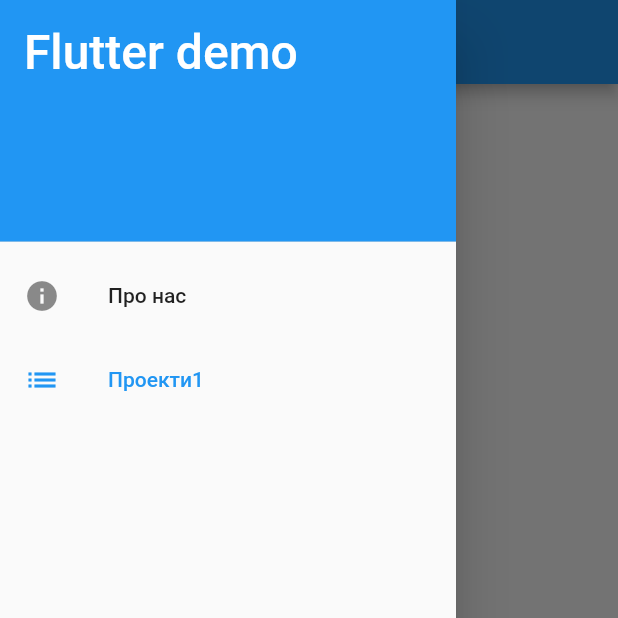
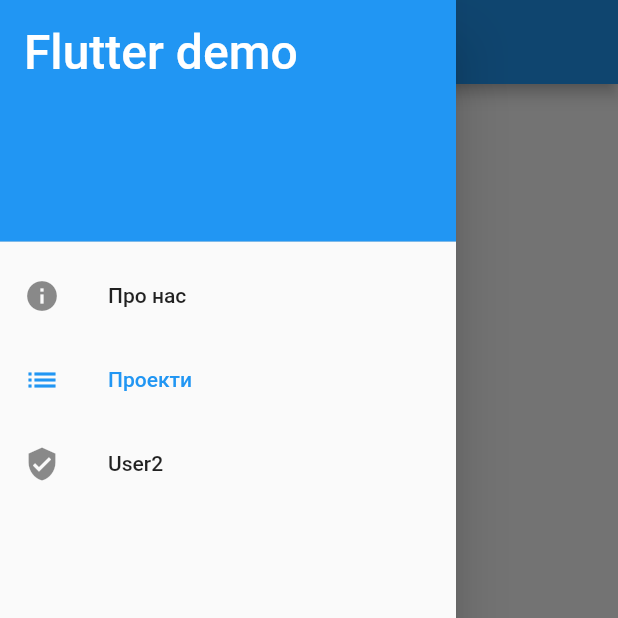
Before and after one commit to ophite/flutter_demo, a Flutter app: the ProjectsPage screen opened directly, with the side drawer open, on a phone screen of 412 x 824 dp, the top half of it. Run offline on Flutter 3.47's test engine with Material 2 defaults, Android fonts, the phone set to English and light mode, and no system bars; network calls fail.

Commit message:
added menu

```diff
--- a/lib/drawer.dart
+++ b/lib/drawer.dart
@@ -1,6 +1,7 @@
 import 'package:flutter/material.dart';
-import 'list.dart';
+import 'projects.dart';
 import 'home.dart';
+import 'user.dart';
 
 class DrawerMain extends StatefulWidget {
   DrawerMain({Key key, this.selected}) : super(key: key);
@@ -15,11 +16,9 @@ class DrawerMain extends StatefulWidget {
 
 class DrawerMainState extends State<DrawerMain> {
   @override
-  Widget build (BuildContext context) {
+  Widget build(BuildContext context) {
     return Drawer(
-        child: ListView(
-            padding: EdgeInsets.zero,
-            children: <Widget>[
+        child: ListView(padding: EdgeInsets.zero, children: <Widget>[
       DrawerHeader(
         child: Text(
           'Flutter demo',
@@ -47,7 +46,7 @@ class DrawerMainState extends State<DrawerMain> {
       ListTile(
         selected: widget.selected == 'projects',
         leading: Icon(Icons.list),
-                title: Text('Проекти1'),
+        title: Text('Проекти'),
         onTap: () {
           Navigator.pop(context);
           Navigator.push(
@@ -56,8 +55,16 @@ class DrawerMainState extends State<DrawerMain> {
           );
         },
       ),
-            ]
-        )
-    );
+      ListTile(
+        selected: widget.selected == 'user',
+        leading: Icon(Icons.verified_user),
+        title: Text('User2'),
+        onTap: () {
+          Navigator.pop(context);
+          Navigator.push(
+              context, MaterialPageRoute(builder: (context) => UserPage()));
+        },
+      ),
+    ]));
   }
 }
--- a/lib/list.dart
+++ b/lib/projects.dart
@@ -41,7 +41,7 @@ class _ProjectsPageState extends State<ProjectsPage> {
   Widget build(BuildContext context) {
     return Scaffold(
       appBar: AppBar(
-        title: Text("Проекти2"),
+        title: Text("Projects"),
       ),
       drawer: DrawerMain(selected: "projects"),
       body: RefreshIndicator(
```
Also changed, not shown: lib/user.dart (added, +83 -0 lines). Lines whose indentation alone changed are shown as unchanged.
